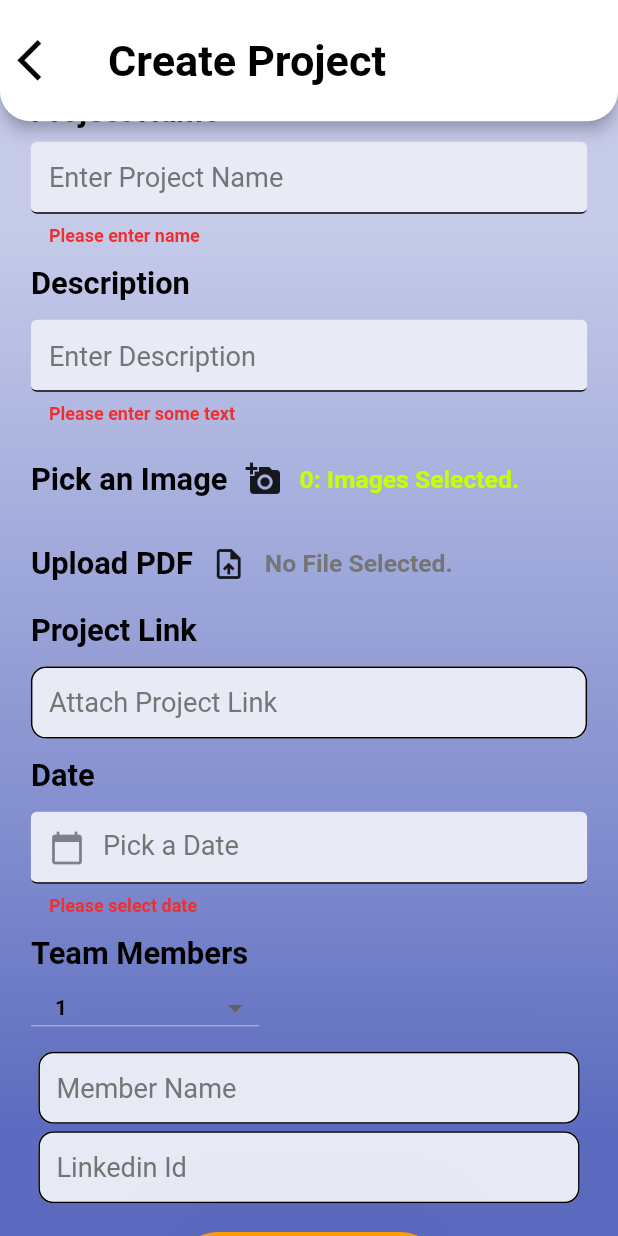
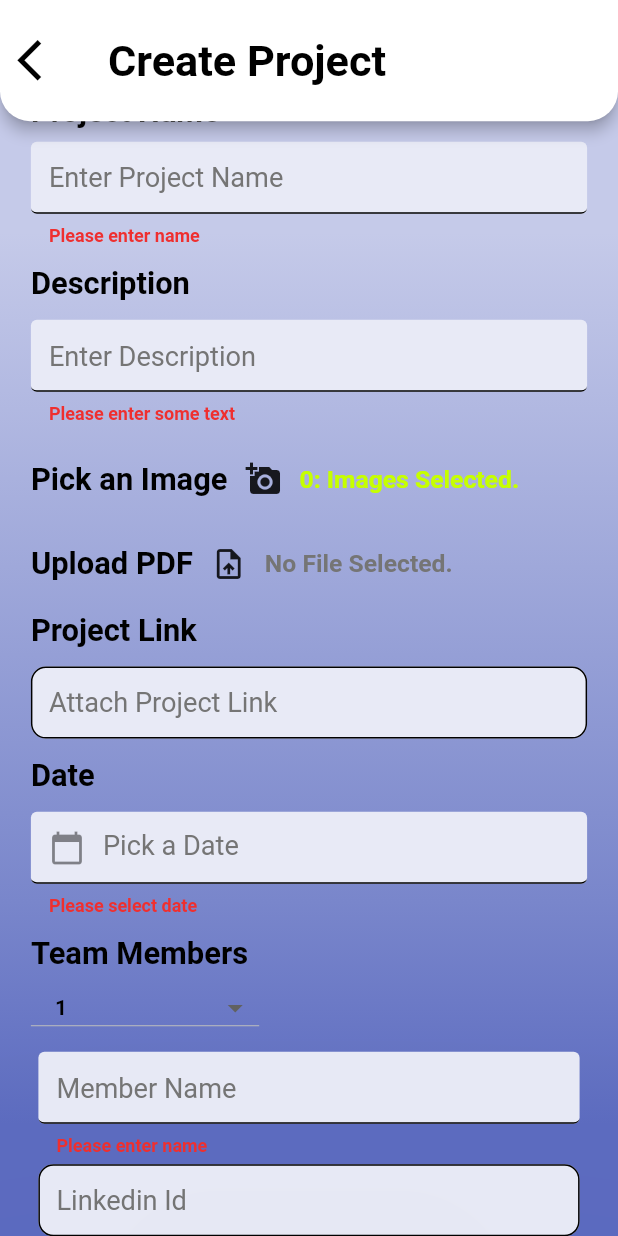
Before and after one commit to open-roboclub/roboclub-flutter, a Flutter app: the ProjectForm screen opened directly, scrolled down 35 dp, after a tap on "Create", on a phone screen of 412 x 824 dp. Run offline on Flutter 3.47's test engine with Material 2 defaults, Android fonts, the phone set to English and light mode, and no system bars; our stand-ins replace cached_network_image, carousel_slider, cloud_firestore, date_format, device_info, file_picker and 11 more; accounts and stored records are empty; network calls fail; Roboto replaces fonts that are missing (OpenSans, Signatra).

Commit message:
feature: project update

```diff
--- a/lib/forms/project.dart
+++ b/lib/forms/project.dart
@@ -2,7 +2,6 @@ import 'dart:io';
 import 'dart:math';
 
 import 'package:cloud_firestore/cloud_firestore.dart';
-import 'package:date_format/date_format.dart';
 import 'package:file_picker/file_picker.dart';
 import 'package:firebase_storage/firebase_storage.dart';
 import "package:flutter/material.dart";
@@ -13,13 +12,18 @@ import '../services/project.dart';
 import 'package:intl/intl.dart';
 
 class ProjectForm extends StatefulWidget {
-
-  final Project project;
+  final Project currproject;
   final bool editMode;
-  final String date;
+  final String genericDate;
   final void Function(Project) callback;
 
-  const ProjectForm({Key key, this.project, this.editMode, this.date, this.callback}) : super(key: key);
+  const ProjectForm(
+      {Key key,
+      this.currproject,
+      this.editMode,
+      this.genericDate,
+      this.callback})
+      : super(key: key);
   @override
   _ProjectFormState createState() => _ProjectFormState();
 }
@@ -47,9 +51,9 @@ class _ProjectFormState extends State<ProjectForm> {
   final _formKey = GlobalKey<FormState>();
   Project updatedProject;
 
-  String _projectName="";
-  String _description="";
-  String _date="";
+  String _projectName = "";
+  String _description = "";
+  String _date = "";
   String _link = "";
   String _fileUrl = "";
   String fileName = '';
@@ -64,9 +68,65 @@ class _ProjectFormState extends State<ProjectForm> {
   bool filePicked = false;
   StorageUploadTask uploadTask;
   StorageUploadTask pdfUploadTask;
-  String url ="";
+  String url = "";
   DateTime dateTime;
   TextEditingController date = TextEditingController();
+  TextEditingController nameController = TextEditingController();
+  final TextEditingController _teamMember1 = new TextEditingController();
+  final TextEditingController _linkedinId1 = new TextEditingController();
+  final TextEditingController _teamMember2 = new TextEditingController();
+  final TextEditingController _linkedinId2 = new TextEditingController();
+  final TextEditingController _teamMember3 = new TextEditingController();
+  final TextEditingController _linkedinId3 = new TextEditingController();
+  final TextEditingController _teamMember4 = new TextEditingController();
+  final TextEditingController _linkedinId4 = new TextEditingController();
+  final TextEditingController _teamMember5 = new TextEditingController();
+  final TextEditingController _linkedinId5 = new TextEditingController();
+  final TextEditingController _teamMember6 = new TextEditingController();
+  final TextEditingController _linkedinId6 = new TextEditingController();
+  final TextEditingController _teamMember7 = new TextEditingController();
+  final TextEditingController _linkedinId7 = new TextEditingController();
+  final TextEditingController _teamMember8 = new TextEditingController();
+  final TextEditingController _linkedinId8 = new TextEditingController();
+  final TextEditingController _teamMember9 = new TextEditingController();
+  final TextEditingController _linkedinId9 = new TextEditingController();
+  final TextEditingController _teamMember10 = new TextEditingController();
+  final TextEditingController _linkedinId10 = new TextEditingController();
+  List<TextEditingController> teamController;
+  List<TextEditingController> linkedinController = [];
+
+  @override
+  void initState() {
+    teamController = [
+      _teamMember1,
+      _teamMember2,
+      _teamMember3,
+      _teamMember4,
+      _teamMember5,
+      _teamMember6,
+      _teamMember7,
+      _teamMember8,
+      _teamMember9,
+      _teamMember10
+    ];
+    linkedinController = [
+      _linkedinId1,
+      _linkedinId2,
+      _linkedinId3,
+      _linkedinId4,
+      _linkedinId5,
+      _linkedinId6,
+      _linkedinId7,
+      _linkedinId8,
+      _linkedinId9,
+      _linkedinId10
+    ];
+    if (widget.editMode) {
+      date.text = widget.genericDate;
+      dropdownValue = widget.currproject.teamMembers.length.toString();
+    }
+    super.initState();
+  }
 
   // upload image
   Future getImage() async {
@@ -92,7 +152,8 @@ class _ProjectFormState extends State<ProjectForm> {
 
   Future postImages(List<File> imageList, String name) async {
     for (int i = 0; i < imageList.length; i++) {
-      StorageReference storageReference = FirebaseStorage().ref().child("$name$i");
+      StorageReference storageReference =
+          FirebaseStorage().ref().child("$name$i");
       uploadTask = storageReference.putFile(imageList[i]);
       url = await (await uploadTask.onComplete).ref.getDownloadURL();
       _imageUrls.add(url);
@@ -120,7 +181,6 @@ class _ProjectFormState extends State<ProjectForm> {
     }).catchError((error) {
       print("Error: " + error.toString());
     });
-
   }
 
   Future savePdf(List<int> asset, String name) async {
@@ -129,62 +189,132 @@ class _ProjectFormState extends State<ProjectForm> {
     _fileUrl = await (await pdfUploadTask.onComplete).ref.getDownloadURL();
   }
 
-  void addMember(String member, String linkedinId) {
-    Map<String, String> obj = {
-      'member': member,
-      'linkedinId': linkedinId,
-    };
-    _teamMembers.add(obj);
+  Widget memberField(int index) {
+    if (widget.editMode) {
+      teamController[index].value = TextEditingValue(
+          text: widget.currproject.teamMembers[index]['member'],
+          selection: TextSelection.fromPosition(TextPosition(
+              offset: widget.currproject.teamMembers[index]['member'].length)));
+      linkedinController[index].value = TextEditingValue(
+          text: widget.currproject.teamMembers[index]['linkedinId'],
+          selection: TextSelection.fromPosition(TextPosition(
+              offset:
+                  widget.currproject.teamMembers[index]['linkedinId'].length)));
     }
-
-  Widget memberField(int index) {
-    return DynamicWidget(callback: addMember);
+    return Container(
+      margin:
+          EdgeInsets.symmetric(vertical: vpH * 0.005, horizontal: vpW * 0.05),
+      child: Column(
+        children: <Widget>[
+          Row(
+            children: <Widget>[
+              Container(
+                width: vpW * 0.9,
+                padding: EdgeInsets.fromLTRB(5, 5, 5, 0),
+                child: TextFormField(
+                  controller: teamController[index],
+                  validator: (value) {
+                    if (value.isEmpty) {
+                      return "Please enter name";
                     }
-
+                    return null;
+                  },
+                  style: TextStyle(
+                    color: Colors.black,
+                    fontSize: vpH * 0.02,
+                  ),
+                  decoration: InputDecoration(
+                    fillColor: Color(0xFFE8EAF6),
+                    hintText: 'Member Name',
+                    hintStyle: kHintTextStyle,
+                    enabledBorder: OutlineInputBorder(
+                      borderRadius: BorderRadius.circular(10.0),
+                    ),
+                  ),
+                  onChanged: (newValue) {
+                    if (widget.editMode) {
+                      widget.currproject.teamMembers[index]['member'] =
+                          newValue;
+                    }
+                  },
+                ),
+              ),
+            ],
+          ),
+          Row(
+            children: <Widget>[
+              Container(
+                width: vpW * 0.9,
+                padding: EdgeInsets.fromLTRB(5, 5, 5, 0),
+                child: TextFormField(
+                  controller: linkedinController[index],
+                  style: TextStyle(
+                    color: Colors.black,
+                    fontSize: vpH * 0.02,
+                  ),
+                  decoration: InputDecoration(
+                    fillColor: Color(0xFFE8EAF6),
+                    hintText: 'Linkedin Id',
+                    hintStyle: kHintTextStyle,
+                    enabledBorder: OutlineInputBorder(
+                      borderRadius: BorderRadius.circular(10.0),
+                    ),
+                  ),
+                  onChanged: (newValue) {
+                    if (widget.editMode) {
+                      widget.currproject.teamMembers[index]['linkedinId'] =
+                          newValue;
+                    }
+                  },
+                ),
+              ),
+            ],
+          ),
+        ],
+      ),
+    );
+    // return DynamicWidget(callback: addMember);
+  }
 
   Future<void> updateProject(Project project, BuildContext context) async {
     print("updateProject entered");
     Map<String, dynamic> projectObject = {
-      'name': _projectName.isEmpty ? project.name: _projectName,
-      'projectImg': _imageUrls.isEmpty ? project.projectImg: _imageUrls,
+      'name': _projectName.isEmpty ? project.name : _projectName,
+      'projectImg': _imageUrls.isEmpty ? project.projectImg : _imageUrls,
       'description': _description.isEmpty ? project.description : _description,
       'fileUrl': _fileUrl.isEmpty ? project.fileUrl : _fileUrl,
       'link': _link.isEmpty ? project.link : _link,
-      'date': _date.isEmpty? widget.date : _date,
+      'date': _date.isEmpty ? widget.genericDate : _date,
+      'teamMembers': _teamMembers,
     };
     updatedProject = Project.fromMap(projectObject);
     String id;
     Firestore.instance.collection('/projects').getDocuments().then((projects) {
       projects.documents.forEach((project) {
-          if (project['name'] == widget.project.name) {
+        if (project['name'] == widget.currproject.name) {
           print(project['name']);
           id = project.documentID;
           return Firestore.instance
               .collection('/projects')
               .document(id)
               .updateData(projectObject)
-              .then((value) => print("Project Updated"))
-              .catchError((error) => print("Failed to update project: $error"));
+              .then((value) {
+            print("Project Updated");
+            widget.callback(updatedProject);
+            Navigator.of(context).pop();
+          }).catchError((error) => print("Failed to update project: $error"));
         }
       });
     });
-
   }
 
   @override
   Widget build(BuildContext context) {
     vpH = getViewportHeight(context);
     vpW = getViewportWidth(context);
-    var projects = ProjectService();
-
-
-    if(widget.editMode){
-      date.text = widget.date;
-    }
 
     // alert after successful form submission
     Widget okButton = FlatButton(
-
       child: Text(
         "OK",
         style: kLabelStyle,
@@ -253,7 +383,9 @@ class _ProjectFormState extends State<ProjectForm> {
                         horizontal: vpW * 0.05, vertical: vpH * 0.01),
                     child: TextFormField(
                       textCapitalization: TextCapitalization.words,
-                      initialValue: widget.editMode ? widget.project.name : _projectName,
+                      initialValue: widget.editMode
+                          ? widget.currproject.name
+                          : _projectName,
                       style: TextStyle(
                         color: Colors.black,
                         fontSize: vpH * 0.02,
@@ -276,7 +408,6 @@ class _ProjectFormState extends State<ProjectForm> {
                         setState(() {
                           _projectName = value;
                         });
-
                       },
                     ),
                   ),
@@ -295,7 +426,9 @@ class _ProjectFormState extends State<ProjectForm> {
                     child: TextFormField(
                       maxLines: null,
                       textCapitalization: TextCapitalization.words,
-                      initialValue: widget.editMode? widget.project.description : _description,
+                      initialValue: widget.editMode
+                          ? widget.currproject.description
+                          : _description,
                       style: TextStyle(
                         color: Colors.black,
                         fontSize: vpH * 0.02,
@@ -339,14 +472,16 @@ class _ProjectFormState extends State<ProjectForm> {
                           },
                         ),
                         widget.editMode
-                        ? widget.project.projectImg.isEmpty
-                          ? Text('No Image Selected.',
+                            ? widget.currproject.projectImg.isEmpty
+                                ? Text(
+                                    'No Image Selected.',
                                     style: TextStyle(
                                         color: Colors.grey[600],
                                         fontSize: vpH * 0.02,
                                         fontWeight: FontWeight.bold),
                                   )
-                          : Text('${widget.project.projectImg.length}: Images Selected.',
+                                : Text(
+                                    '${widget.currproject.projectImg.length}: Images Selected.',
                                     style: TextStyle(
                                         color: Colors.limeAccent[400],
                                         fontSize: vpH * 0.02,
@@ -358,14 +493,14 @@ class _ProjectFormState extends State<ProjectForm> {
                                         color: Colors.grey[600],
                                         fontSize: vpH * 0.02,
                                         fontWeight: FontWeight.bold))
-                          : Text('${imageList.length}: Images Selected.',
+                                : Text(
+                                    '${imageList.length}: Images Selected.',
                                     style: TextStyle(
                                         color: Colors.limeAccent[400],
                                         fontSize: vpH * 0.02,
                                         fontWeight: FontWeight.bold),
                                   )
                       ],
-
                     ),
                   ),
                   Container(
@@ -385,21 +520,21 @@ class _ProjectFormState extends State<ProjectForm> {
                           },
                         ),
                         widget.editMode
-                        ? widget.project.fileUrl.isEmpty
-                          ? Text('No File Selected.',
+                            ? widget.currproject.fileUrl.isEmpty
+                                ? Text(
+                                    'No File Selected.',
                                     style: TextStyle(
                                         color: Colors.grey[600],
                                         fontSize: vpH * 0.02,
                                         fontWeight: FontWeight.bold),
                                   )
-                          :Text('File Selected.',
+                                : Text('File Selected.',
                                     style: TextStyle(
                                       color: Colors.limeAccent[400],
                                       fontSize: vpH * 0.02,
                                       fontWeight: FontWeight.bold,
-                            )
-                          )
-                        :  pdfFile == null
+                                    ))
+                            : pdfFile == null
                                 ? Text('No File Selected.',
                                     style: TextStyle(
                                         color: Colors.grey[600],
@@ -410,8 +545,7 @@ class _ProjectFormState extends State<ProjectForm> {
                                       color: Colors.limeAccent[400],
                                       fontSize: vpH * 0.02,
                                       fontWeight: FontWeight.bold,
-                            )
-                          )
+                                    ))
                       ],
                     ),
                   ),
@@ -429,7 +563,8 @@ class _ProjectFormState extends State<ProjectForm> {
                         horizontal: vpW * 0.05, vertical: vpH * 0.01),
                     child: TextFormField(
                       textCapitalization: TextCapitalization.words,
-                      initialValue:widget.editMode ? widget.project.link : _link,
+                      initialValue:
+                          widget.editMode ? widget.currproject.link : _link,
                       style: TextStyle(
                         color: Colors.black,
                         fontSize: vpH * 0.02,
@@ -448,7 +583,6 @@ class _ProjectFormState extends State<ProjectForm> {
                         });
                       },
                     ),
-
                   ),
                   Container(
                     padding: EdgeInsets.symmetric(
@@ -492,8 +626,8 @@ class _ProjectFormState extends State<ProjectForm> {
                           DateFormat formatter = DateFormat('yyyy-MM-dd');
                           String formatted = formatter.format(dateTime);
                           print(formatted);
-                            date.text=formatted;
-                            print("2"+date.text);
+                          date.text = formatted;
+                          print("2" + date.text);
                           _date = formatted;
                         });
                       },
@@ -526,10 +660,11 @@ class _ProjectFormState extends State<ProjectForm> {
                         style: TextStyle(
                             color: Colors.black, fontWeight: FontWeight.bold),
                         dropdownColor: Color(0xFFE8EAF6),
-                        value: widget.editMode ? widget.project.teamMembers.length.toString() : dropdownValue,
+                        value: dropdownValue,
                         isDense: true,
                         onChanged: (String newValue) {
                           setState(() {
+                            _teamMembers = [];
                             dropdownValue = newValue;
                           });
                         },
@@ -562,39 +697,46 @@ class _ProjectFormState extends State<ProjectForm> {
                     child: RaisedButton(
                       elevation: vpH * 0.5,
                       onPressed: () async {
-                         _teamMembers.add({'member': ' ', 'linkedinId': ''});
-                        _imageUrls.add('');
-                        if (!_formKey.currentState.validate()){
-
+                        if (!_formKey.currentState.validate()) {
                           print("not valid");
                           return null;
+                        } else {
+                          for (int i = 0; i < int.parse(dropdownValue); i++) {
+                            _teamMembers.add({
+                              "member": teamController[i].text,
+                              "linkedinId": linkedinController[i].text
+                            });
                           }
-                        else if(_imageUrls.length==0 || _teamMembers.length==0){
-                          if(_teamMembers.length==0){
-                            print("Pick atleast one team member");
-                          }
-                          if(_imageUrls.length==0){
-                            print("Pick atleast one image");
-                          }
+                          if (_teamMembers.length == 0) {
+                            print("Validation Error: No team member selected");
                             return null;
                           }
-                        else{
+                          if (imagePicked) {
+                            widget.editMode
+                                ? await postImages(imageList,
+                                    'projects/${widget.currproject.name}/$fileName')
+                                : await postImages(imageList,
+                                    'projects/$_projectName/$fileName');
+                          } else {
+                            if (!widget.editMode) {
+                              print("Validation Error: No image is picked");
+                              _teamMembers = [];
+                              return null;
+                            }
+                          }
                           if (filePicked) {
-                            widget.editMode?await savePdf(pdfFile.readAsBytesSync(), 'projects/${widget.project.name}/$pdfFileName') :
-                            await savePdf(pdfFile.readAsBytesSync(), 'projects/$_projectName/$pdfFileName');
+                            widget.editMode
+                                ? await savePdf(pdfFile.readAsBytesSync(),
+                                    'projects/${widget.currproject.name}/$pdfFileName')
+                                : await savePdf(pdfFile.readAsBytesSync(),
+                                    'projects/$_projectName/$pdfFileName');
                           }
-                          if (imagePicked) {
-                            widget.editMode? await postImages(imageList, 'projects/${widget.project.name}/$fileName') :
-                            await postImages(imageList, 'projects/$_projectName/$fileName');
-                          }
-
-                          if(widget.editMode){
                           _formKey.currentState.save();
-                            await updateProject(widget.project, context);
-                          }
-                          else{
-                            _formKey.currentState.save();
-                            await projects.postProjects(
+                          if (widget.editMode) {
+                            await updateProject(widget.currproject, context);
+                          } else {
+                            var projectService = ProjectService();
+                            await projectService.postProjects(
                               link: _link,
                               description: _description,
                               name: _projectName,
@@ -623,9 +765,8 @@ class _ProjectFormState extends State<ProjectForm> {
                         borderRadius: BorderRadius.circular(30.0),
                       ),
                       color: Color(0xFFFF9C01),
-                      child: Text( widget.editMode
-                        ? "Update"
-                        :"Create",
+                      child: Text(
+                        widget.editMode ? "Update" : "Create",
                         style: TextStyle(
                           color: Colors.white,
                           letterSpacing: vpW * 0.005,
@@ -644,79 +785,3 @@ class _ProjectFormState extends State<ProjectForm> {
     );
   }
 }
-
-class DynamicWidget extends StatelessWidget {
-  final TextEditingController _teamMember = new TextEditingController();
-  final TextEditingController _linkedinId = new TextEditingController();
-  final void Function(String, String) callback;
-
-  DynamicWidget({Key key, this.callback}) : super(key: key);
-
-  @override
-  Widget build(BuildContext context) {
-    return Container(
-      margin:
-          EdgeInsets.symmetric(vertical: vpH * 0.005, horizontal: vpW * 0.05),
-      child: Column(
-        children: <Widget>[
-          Row(
-            children: <Widget>[
-              Container(
-                width: vpW * 0.9,
-                padding: EdgeInsets.fromLTRB(5, 5, 5, 0),
-                child: TextFormField(
-                  controller: _teamMember,
-                  // validator: (value) {
-                  //   if (value.isEmpty) {
-                  //     return "Please enter name";
-                  //   }
-                  //   return null;
-                  // },
-                  style: TextStyle(
-                    color: Colors.black,
-                    fontSize: vpH * 0.02,
-                  ),
-                  decoration: InputDecoration(
-                    fillColor: Color(0xFFE8EAF6),
-                    hintText: 'Member Name',
-                    hintStyle: kHintTextStyle,
-                    enabledBorder: OutlineInputBorder(
-                      borderRadius: BorderRadius.circular(10.0),
-                    ),
-                  ),
-                  onChanged: (newValue) {},
-                ),
-              ),
-            ],
-          ),
-          Row(
-            children: <Widget>[
-              Container(
-                width: vpW * 0.9,
-                padding: EdgeInsets.fromLTRB(5, 5, 5, 0),
-                child: TextFormField(
-                  controller: _linkedinId,
-                  style: TextStyle(
-                    color: Colors.black,
-                    fontSize: vpH * 0.02,
-                  ),
-                  decoration: InputDecoration(
-                    fillColor: Color(0xFFE8EAF6),
-                    hintText: 'Linkedin Id',
-                    hintStyle: kHintTextStyle,
-                    enabledBorder: OutlineInputBorder(
-                      borderRadius: BorderRadius.circular(10.0),
-                    ),
-                  ),
-                  onChanged: (newValue) {
-                    callback(_teamMember.text, _linkedinId.text);
-                  },
-                ),
-              ),
-            ],
-          ),
-        ],
-      ),
-    );
-  }
-}
--- a/lib/screens/profile.dart
+++ b/lib/screens/profile.dart
@@ -177,7 +177,11 @@ class _ProfileScreenState extends State<ProfileScreen> {
                                 height: vpH * 0.04,
                               ),
                               _quickOptions(
-                                  vpH, CustomIcons.projects, ProjectForm()),
+                                  vpH,
+                                  CustomIcons.projects,
+                                  ProjectForm(
+                                    editMode: false,
+                                  )),
                               Divider(
                                 height: vpH * 0.04,
                               ),
--- a/lib/screens/project_screen.dart
+++ b/lib/screens/project_screen.dart
@@ -206,7 +206,9 @@ class _ProjectScreenState extends State<ProjectScreen> {
                       Navigator.of(context).push(
                         MaterialPageRoute(
                           builder: (BuildContext context) {
-                            return ProjectForm(editMode: false,);
+                            return ProjectForm(
+                              editMode: false,
+                            );
                           },
                         ),
                       );
```
Also changed, not shown: lib/screens/project_info.dart (+45 -38 lines). Lines whose indentation alone changed are shown as unchanged.
